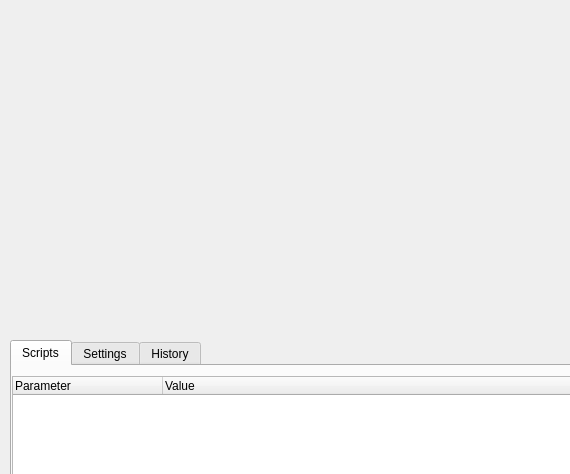
Before: the Qt Designer form qt_creator_gui/zi_control.ui in LISE-B26/pylabcontrol, drawn with Qt 5; both pictures show x 0 to 570 and y 0 to 474 of the 1138 by 859 pixel window.
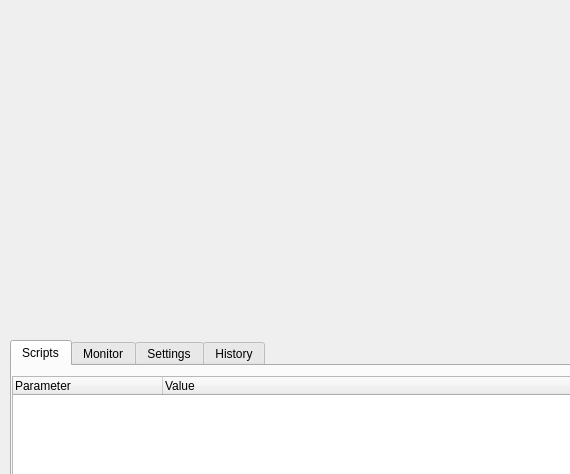
After: the same form once the commit is applied. The open tabs and pages were chosen to show the change. Custom widgets are drawn as their Qt base class.

Commit message: JG: create test for Parameter class

```diff
--- a/qt_creator_gui/zi_control.ui
+++ b/qt_creator_gui/zi_control.ui
@@ -163,7 +163,12 @@
       </property>
      </widget>
     </widget>
-    <widget class="QWidget" name="tab_main_settings">
+    <widget class="QWidget" name="tab_monitor">
+     <attribute name="title">
+      <string>Monitor</string>
+     </attribute>
+    </widget>
+    <widget class="QWidget" name="tab_settings">
      <attribute name="title">
       <string>Settings</string>
      </attribute>
@@ -228,8 +233,8 @@
    <widget class="MatplotlibWidget" name="matplotlibwidget">
     <property name="geometry">
      <rect>
-      <x>40</x>
-      <y>20</y>
+      <x>30</x>
+      <y>10</y>
       <width>400</width>
       <height>300</height>
      </rect>
```
Left out of the diff: 2 changed lines with no effect on the pictures. The commit also changes 2 other files.
